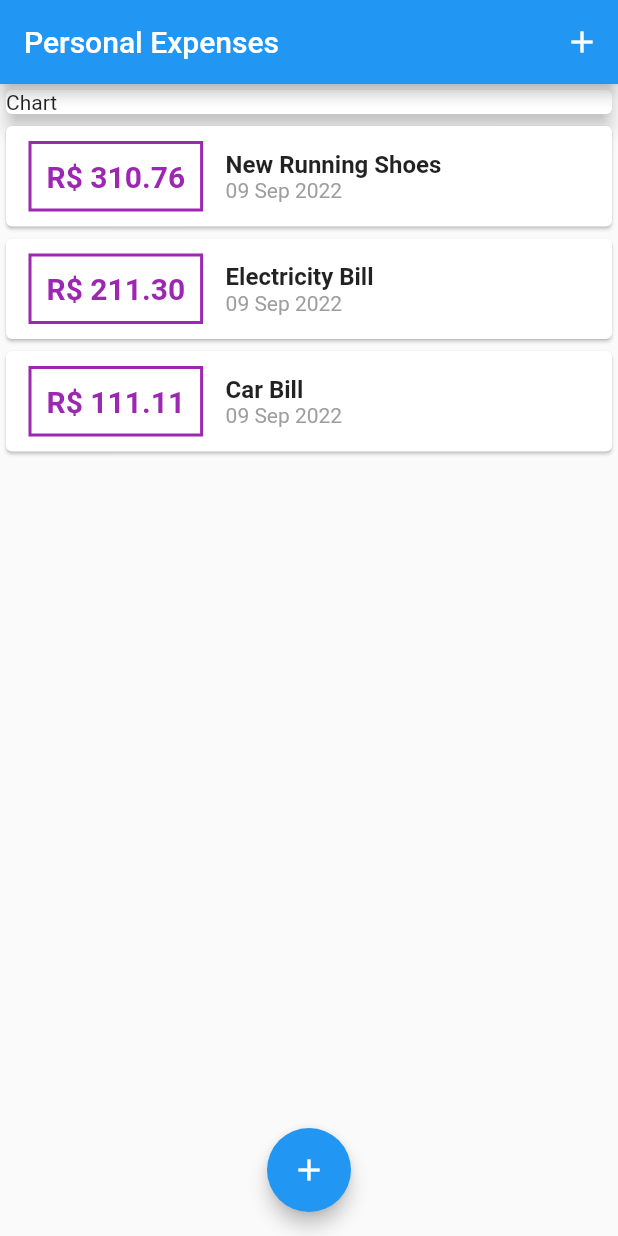
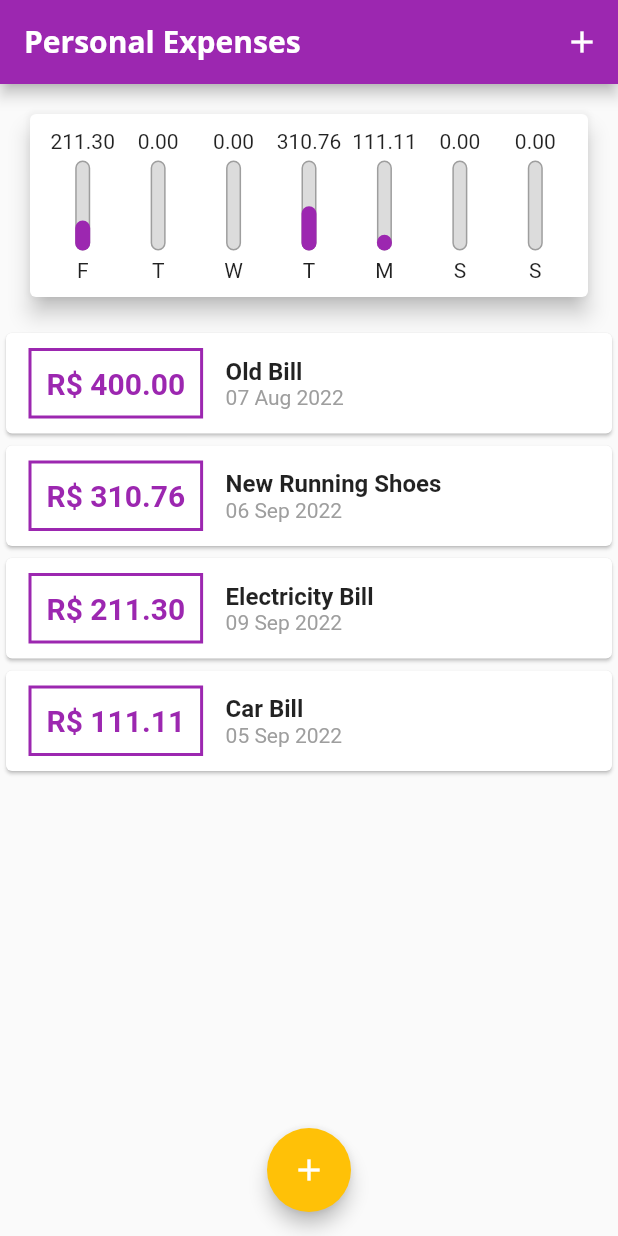
Before and after one commit to caiovcruz/expenses, a Flutter app: the screen it shows after launch, on a phone screen of 412 x 824 dp. Run offline on Flutter 3.47's test engine with Material 2 defaults, Android fonts, the phone set to English and light mode, and no system bars.

Commit message:
Chart bar with transactions value and percentage per day on week. Color and Text theme implemented.

```diff
--- /dev/null
+++ b/lib/components/chart.dart
@@ -0,0 +1,63 @@
+import 'package:flutter/material.dart';
+import 'package:intl/intl.dart';
+
+import '../models/transaction.dart';
+import 'chart_bar.dart';
+
+class Chart extends StatelessWidget {
+  const Chart({Key? key, required this.recentTransaction}) : super(key: key);
+
+  final List<Transaction> recentTransaction;
+
+  List<Map<String, Object>> get groupedTransactions {
+    return List.generate(7, (index) {
+      final weekDay = DateTime.now().subtract(Duration(days: index));
+
+      double totalSum = 0.0;
+      for (var i = 0; i < recentTransaction.length; i++) {
+        bool sameDay = recentTransaction[i].date.day == weekDay.day;
+        bool sameMonth = recentTransaction[i].date.month == weekDay.month;
+        bool sameYear = recentTransaction[i].date.year == weekDay.year;
+
+        if (sameDay && sameMonth && sameYear) {
+          totalSum += recentTransaction[i].value;
+        }
+      }
+
+      return {
+        'day': DateFormat.E().format(weekDay)[0],
+        'value': totalSum,
+      };
+    });
+  }
+
+  double get _weekTotalValue {
+    return groupedTransactions.fold(0.0, (sum, tr) {
+      return sum + (tr['value'] as double);
+    });
+  }
+
+  @override
+  Widget build(BuildContext context) {
+    return Card(
+      elevation: 6,
+      margin: const EdgeInsets.all(20),
+      child: Padding(
+        padding: const EdgeInsets.all(10),
+        child: Row(
+          mainAxisAlignment: MainAxisAlignment.spaceAround,
+          children: groupedTransactions.map((tr) {
+            return Flexible(
+              fit: FlexFit.tight,
+              child: ChartBar(
+                label: tr['day'] as String,
+                value: tr['value'] as double,
+                percentage: (tr['value'] as double) / _weekTotalValue,
+              ),
+            );
+          }).toList(),
+        ),
+      ),
+    );
+  }
+}
--- /dev/null
+++ b/lib/components/chart_bar.dart
@@ -0,0 +1,64 @@
+import 'package:flutter/material.dart';
+
+class ChartBar extends StatelessWidget {
+  const ChartBar({
+    Key? key,
+    required this.label,
+    required this.value,
+    required this.percentage,
+  }) : super(key: key);
+
+  final String label;
+  final double value;
+  final double percentage;
+
+  @override
+  Widget build(BuildContext context) {
+    return Column(
+      children: [
+        FittedBox(
+          child: Text(value.toStringAsFixed(2)),
+        ),
+        const SizedBox(
+          height: 5,
+        ),
+        SizedBox(
+          height: 60,
+          width: 10,
+          child: Stack(
+            alignment: Alignment.bottomCenter,
+            children: [
+              Container(
+                decoration: BoxDecoration(
+                  border: Border.all(
+                    color: Colors.grey,
+                    width: 1.0,
+                  ),
+                  color: const Color.fromRGBO(220, 220, 220, 1),
+                  borderRadius: const BorderRadius.all(
+                    Radius.circular(5),
+                  ),
+                ),
+              ),
+              FractionallySizedBox(
+                heightFactor: percentage,
+                child: Container(
+                  decoration: BoxDecoration(
+                    color: Theme.of(context).colorScheme.primary,
+                    borderRadius: const BorderRadius.all(
+                      Radius.circular(5),
+                    ),
+                  ),
+                ),
+              ),
+            ],
+          ),
+        ),
+        const SizedBox(
+          height: 5,
+        ),
+        Text(label),
+      ],
+    );
+  }
+}
--- a/lib/components/transaction_list.dart
+++ b/lib/components/transaction_list.dart
@@ -13,28 +13,47 @@ class TransactionList extends StatelessWidget {
   Widget build(BuildContext context) {
     return SizedBox(
       height: 300,
-      child: ListView.builder(
+      child: transactions.isEmpty
+          ? Column(
+              children: [
+                const SizedBox(
+                  height: 20,
+                ),
+                const Text('No transaction registered!'),
+                const SizedBox(
+                  height: 20,
+                ),
+                SizedBox(
+                  height: 200,
+                  child: Image.asset(
+                    'assets/images/waiting.png',
+                    fit: BoxFit.cover,
+                  ),
+                ),
+              ],
+            )
+          : ListView.builder(
               itemCount: transactions.length,
               itemBuilder: (context, index) {
                 final tr = transactions[index];
                 return Card(
                   child: Row(children: [
                     Container(
-                margin:
-                    const EdgeInsets.symmetric(horizontal: 15, vertical: 10),
+                      margin: const EdgeInsets.symmetric(
+                          horizontal: 15, vertical: 10),
                       decoration: BoxDecoration(
                         border: Border.all(
-                    color: Colors.purple,
+                          color: Theme.of(context).colorScheme.primary,
                           width: 2,
                         ),
                       ),
                       padding: const EdgeInsets.all(10),
                       child: Text(
                         'R\$ ${tr.value.toStringAsFixed(2)}',
-                  style: const TextStyle(
+                        style: TextStyle(
                           fontWeight: FontWeight.bold,
                           fontSize: 20,
-                    color: Colors.purple,
+                          color: Theme.of(context).colorScheme.primary,
                         ),
                       ),
                     ),
--- a/lib/main.dart
+++ b/lib/main.dart
@@ -2,19 +2,43 @@ import 'dart:math';
 
 import 'package:flutter/material.dart';
 
+import 'components/chart.dart';
 import 'components/transaction_form.dart';
 import 'components/transaction_list.dart';
 import 'models/transaction.dart';
 
-main() => runApp(const ExpensesApp());
+main() => runApp(ExpensesApp());
 
 class ExpensesApp extends StatelessWidget {
-  const ExpensesApp({Key? key}) : super(key: key);
+  ExpensesApp({Key? key}) : super(key: key);
+
+  final ThemeData theme = ThemeData();
 
   @override
   Widget build(BuildContext context) {
-    return const MaterialApp(
-      home: MyHomePage(),
+    return MaterialApp(
+      home: const MyHomePage(),
+      theme: theme.copyWith(
+        colorScheme: theme.colorScheme.copyWith(
+          primary: Colors.purple,
+          secondary: Colors.amber,
+        ),
+        textTheme: theme.textTheme.copyWith(
+          headline6: const TextStyle(
+            fontFamily: 'OpenSans',
+            fontSize: 18,
+            fontWeight: FontWeight.bold,
+            color: Colors.black,
+          ),
+        ),
+        appBarTheme: const AppBarTheme(
+          titleTextStyle: TextStyle(
+            fontFamily: 'OpenSans',
+            fontSize: 20,
+            fontWeight: FontWeight.bold,
+          ),
+        ),
+      ),
     );
   }
 }
@@ -27,12 +51,18 @@ class MyHomePage extends StatefulWidget {
 }
 
 class _MyHomePageState extends State<MyHomePage> {
-  final _transactions = [
+  final List<Transaction> _transactions = [
+    Transaction(
+      id: 't0',
+      title: 'Old Bill',
+      value: 400.00,
+      date: DateTime.now().subtract(const Duration(days: 33)),
+    ),
     Transaction(
       id: 't1',
       title: 'New Running Shoes',
       value: 310.76,
-      date: DateTime.now(),
+      date: DateTime.now().subtract(const Duration(days: 3)),
     ),
     Transaction(
       id: 't2',
@@ -44,9 +74,17 @@ class _MyHomePageState extends State<MyHomePage> {
       id: 't3',
       title: 'Car Bill',
       value: 111.11,
-      date: DateTime.now(),
+      date: DateTime.now().subtract(const Duration(days: 4)),
     ),
   ];
+
+  List<Transaction> get _recentTransaction {
+    return _transactions.where((tr) {
+      return tr.date.isAfter(DateTime.now().subtract(
+        const Duration(days: 7),
+      ));
+    }).toList();
+  }
 
   _addTransaction(String title, double value) {
     final newTransaction = Transaction(
@@ -88,9 +126,8 @@ class _MyHomePageState extends State<MyHomePage> {
         child: Column(
           crossAxisAlignment: CrossAxisAlignment.stretch,
           children: [
-            const Card(
-              elevation: 5,
-              child: Text('Chart'),
+            Chart(
+              recentTransaction: _recentTransaction,
             ),
             Column(
               children: [
```
Also changed, not shown: pubspec.yaml (+13 -9 lines), assets/fonts/OpenSans-Bold.ttf (added), assets/fonts/OpenSans-Regular.ttf (added), assets/fonts/Quicksand-Bold.ttf (added), assets/fonts/Quicksand-Light.ttf (added), assets/fonts/Quicksand-Medium.ttf (added), assets/fonts/Quicksand-Regular.ttf (added), assets/images/waiting.png (added). Lines whose indentation alone changed are shown as unchanged.
